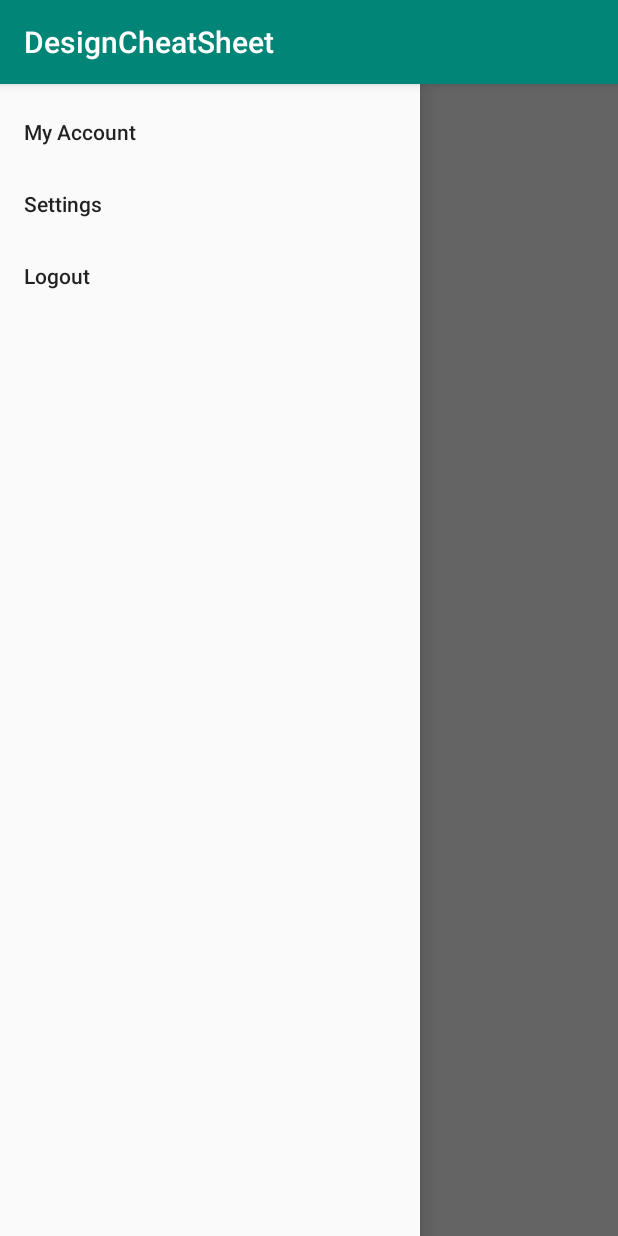
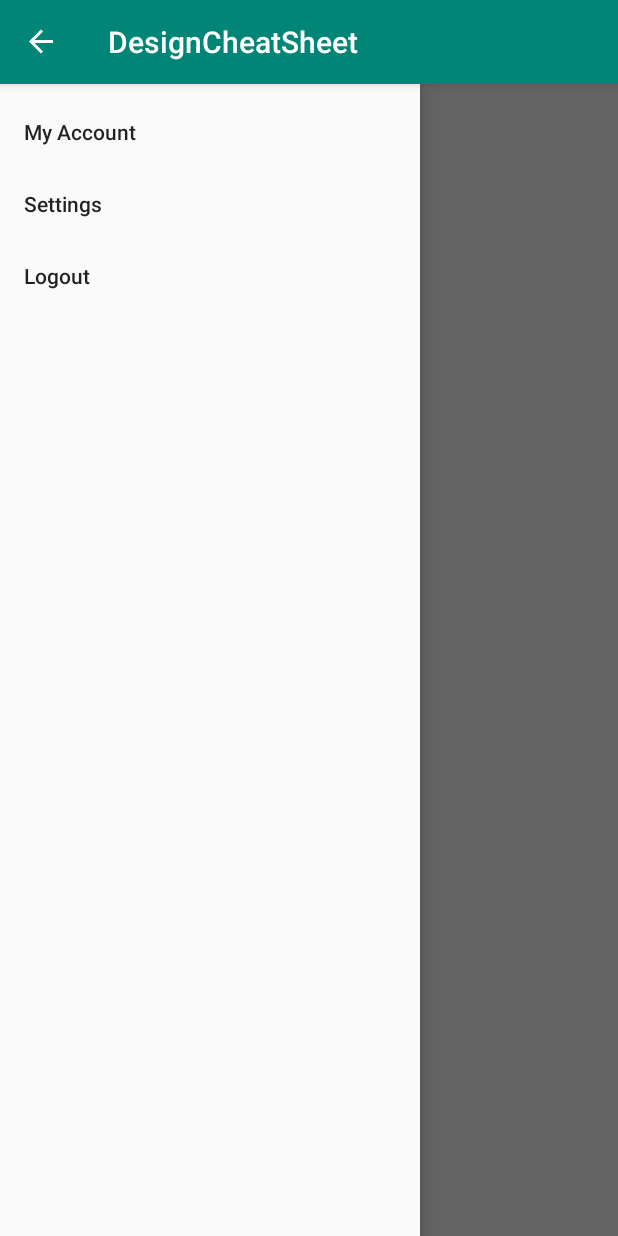
Before and after one commit to echitey/AndroidDesignPlayground, an Android app: the screen it shows after launch (MainActivity), in the side drawer, after a tap on "Settings", on a phone screen of 412 x 824 dp. Run offline under Robolectric (Android 15) with nearby library versions, the phone set to English and light mode, and no system bars.

```diff
--- a/app/src/main/java/com/echitey/designcheatsheet/MainActivity.java
+++ b/app/src/main/java/com/echitey/designcheatsheet/MainActivity.java
@@ -1,13 +1,37 @@
 package com.echitey.designcheatsheet;
 
+import android.support.v4.widget.DrawerLayout;
+import android.support.v7.app.ActionBarDrawerToggle;
 import android.support.v7.app.AppCompatActivity;
 import android.os.Bundle;
+import android.view.MenuItem;
 
 public class MainActivity extends AppCompatActivity {
+
+    private DrawerLayout drawerLayout;
+    private ActionBarDrawerToggle toggle;
 
     @Override
     protected void onCreate(Bundle savedInstanceState) {
         super.onCreate(savedInstanceState);
         setContentView(R.layout.activity_main);
+
+        drawerLayout = (DrawerLayout) findViewById(R.id.drawerLayout);
+        toggle = new ActionBarDrawerToggle(this, drawerLayout, R.string.open, R.string.close);
+
+        drawerLayout.addDrawerListener(toggle);
+        toggle.syncState();
+
+        getSupportActionBar().setDisplayHomeAsUpEnabled(true);
+    }
+
+    @Override
+    public boolean onOptionsItemSelected(MenuItem item) {
+
+        if(toggle.onOptionsItemSelected(item)){
+            return true;
+        }
+
+        return super.onOptionsItemSelected(item);
     }
 }
--- a/app/src/main/res/layout/activity_main.xml
+++ b/app/src/main/res/layout/activity_main.xml
@@ -4,7 +4,8 @@
     xmlns:tools="http://schemas.android.com/tools"
     android:layout_width="match_parent"
     android:layout_height="match_parent"
-    tools:context=".MainActivity">
+    tools:context=".MainActivity"
+    android:id="@+id/drawerLayout">
 
     <LinearLayout
         android:layout_width="match_parent"
--- a/app/src/main/res/values/strings.xml
+++ b/app/src/main/res/values/strings.xml
@@ -1,3 +1,5 @@
 <resources>
     <string name="app_name">DesignCheatSheet</string>
+    <string name="open">Open</string>
+    <string name="close">Close</string>
 </resources>
```
